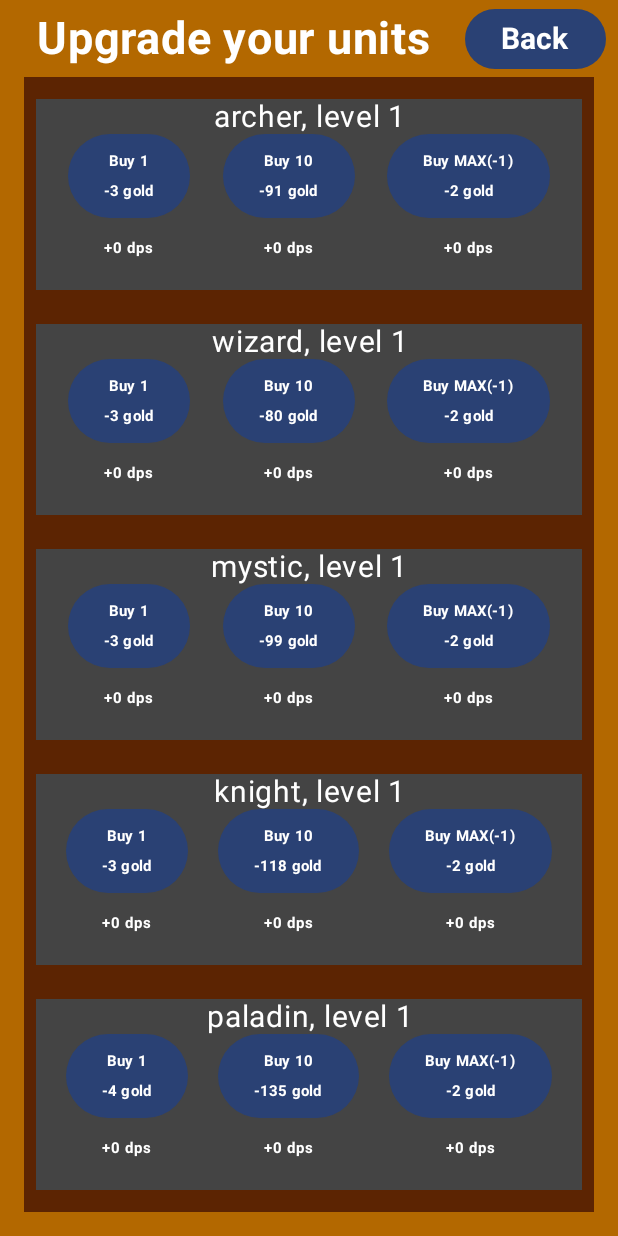
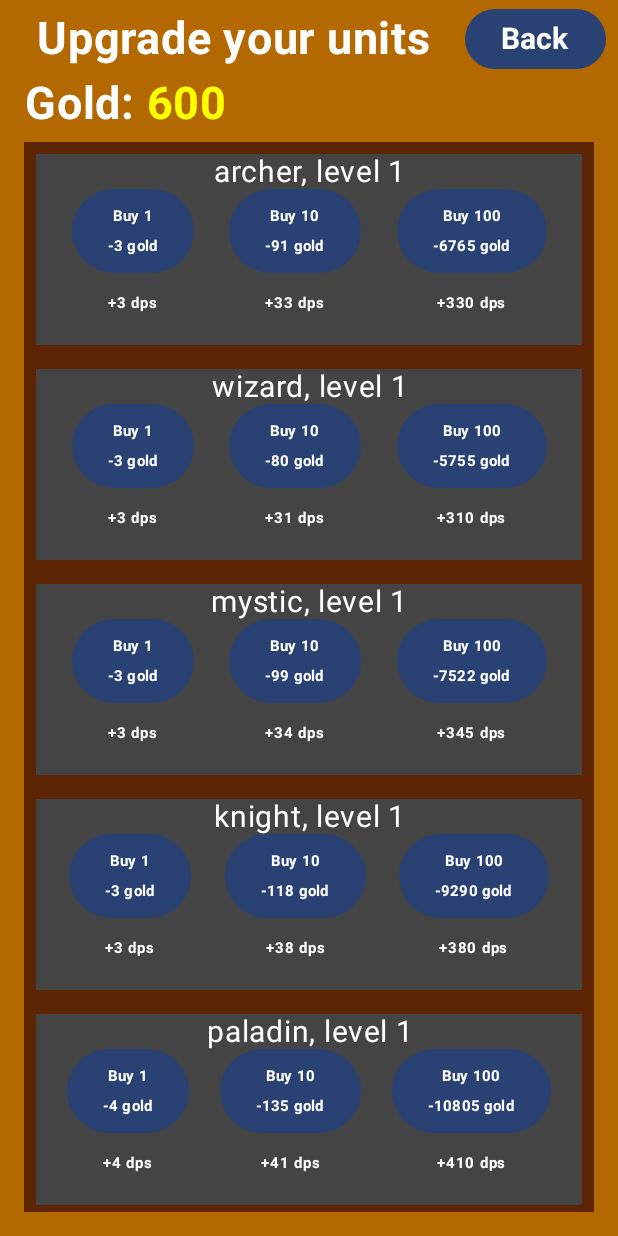
Before and after one commit to Remmy7/semestralnaPraca_VAMZ, an Android app built with Jetpack Compose: the units_menu screen opened through its navigation route, on a phone screen of 412 x 824 dp. Run offline under Robolectric (Android 15) with nearby library versions, the phone set to English and light mode, and no system bars.

Commit message:
Finished first version of unit upgrades

```diff
--- a/app/src/main/java/com/example/semestralnapraca_vamz/ui/UnitsMenu.kt
+++ b/app/src/main/java/com/example/semestralnapraca_vamz/ui/UnitsMenu.kt
@@ -11,9 +11,11 @@ import androidx.compose.foundation.layout.fillMaxHeight
 import androidx.compose.foundation.layout.fillMaxSize
 import androidx.compose.foundation.layout.fillMaxWidth
 import androidx.compose.foundation.layout.padding
+import androidx.compose.foundation.layout.wrapContentSize
 import androidx.compose.foundation.layout.wrapContentWidth
 import androidx.compose.foundation.lazy.LazyColumn
 import androidx.compose.foundation.lazy.items
+import androidx.compose.foundation.lazy.itemsIndexed
 import androidx.compose.material3.Button
 import androidx.compose.material3.MaterialTheme
 import androidx.compose.material3.Text
@@ -25,8 +27,11 @@ import androidx.compose.ui.Modifier
 import androidx.compose.ui.graphics.Color
 import androidx.compose.ui.platform.LocalContext
 import androidx.compose.ui.res.painterResource
+import androidx.compose.ui.text.SpanStyle
+import androidx.compose.ui.text.buildAnnotatedString
 import androidx.compose.ui.text.font.FontWeight
 import androidx.compose.ui.text.style.TextAlign
+import androidx.compose.ui.text.withStyle
 import androidx.compose.ui.tooling.preview.Devices
 import androidx.compose.ui.tooling.preview.Preview
 import androidx.compose.ui.unit.dp
@@ -55,11 +60,7 @@ fun UnitsMenuContent(
     navController: NavController,
     context: Context
 ) {
-    if (isLandscape) {
-        LandscapeLayout(viewModel, navController, context)
-    } else {
-        PortraitLayout(viewModel, navController, context)
-    }
+    PortraitLayout(viewModel, navController, context)
 }
 
 @Composable
@@ -103,22 +104,45 @@ fun PortraitLayout(
             modifier = Modifier
                 .fillMaxSize()
                 .background(Color(0xFFB36800))
+
         ) {
-            Column(
+            val coloredString = buildAnnotatedString {
+                withStyle(style = SpanStyle(color = Color.White)) {
+                    append("Gold: ")
+                }
+                withStyle(style = SpanStyle(color = Color.Yellow)) {
+                    append(viewModel.gold.value.toString())
+                }
+            }
+            Text(
+                text = coloredString,
+                modifier = Modifier
+                    .padding(bottom = 8.dp,start=16.dp)
+                    .wrapContentSize(Alignment.Center),
+                style = MaterialTheme.typography.bodyLarge.copy(fontSize = 30.sp),
+                color = Color.White,
+                fontWeight = FontWeight.Bold,
+                textAlign = TextAlign.Center
+            )
+            LazyColumn(
                 modifier = Modifier
                     .fillMaxHeight()
                     .fillMaxWidth()
                     .padding(start = 16.dp, end = 16.dp, bottom = 16.dp)
                     .background(Color(0xFF5C2402)),
                 verticalArrangement = Arrangement.SpaceEvenly
-            )
-            {
-                buyLayout(viewModel, context, "archer", viewModel.archerLevel)
-                buyLayout(viewModel, context, "wizard", viewModel.wizardLevel)
-                buyLayout(viewModel, context, "mystic", viewModel.mysticLevel)
-                buyLayout(viewModel, context, "knight", viewModel.knightLevel)
-                buyLayout(viewModel, context, "paladin", viewModel.paladinLevel)
+            ) {
+                itemsIndexed(listOf(
+                    "archer" to viewModel.archerLevel,
+                    "wizard" to viewModel.wizardLevel,
+                    "mystic" to viewModel.mysticLevel,
+                    "knight" to viewModel.knightLevel,
+                    "paladin" to viewModel.paladinLevel
+                )) { index, (unitType, unitLevel) ->
+                    buyLayout(viewModel, context, unitType, unitLevel)
+                }
             }
+
         }
     }
 }
@@ -166,7 +190,7 @@ fun buyLayout(
         ) {
             buttonLayout(viewModel,unitType, 1)
             buttonLayout(viewModel,unitType, 10)
-            buttonLayout(viewModel,unitType, -1)
+            buttonLayout(viewModel,unitType, 100)
         }
     }
 
@@ -182,7 +206,7 @@ fun buttonLayout(
         val (price, amount) = viewModel.calculateMaxPurcharsable(unitType)
         Column {
             Button(
-                onClick = { viewModel.buyAmountOfUnits(unitType, amountBought) }
+                onClick = { viewModel.buyAmountOfUnits(unitType, amount) }
             ) {
                 Column {
                     Box(
@@ -243,12 +267,12 @@ fun buttonLayout(
                     }
                 }
             }
-
+            val dps = viewModel.calculateDamageIncrease(unitType, amountBought)
             Text(
                 modifier = Modifier
                     .align(Alignment.CenterHorizontally)
                     .padding(bottom = 16.dp, top = 8.dp),
-                text = "+${viewModel.calculateDamageIncrease(unitType, 1)} dps",
+                text = "+$dps dps",
                 fontSize = 10.sp,
                 fontWeight = FontWeight.Bold,
                 color = Color.White
--- a/app/src/main/java/com/example/semestralnapraca_vamz/viewModels/LegacyMenuViewModel.kt
+++ b/app/src/main/java/com/example/semestralnapraca_vamz/viewModels/LegacyMenuViewModel.kt
@@ -31,7 +31,8 @@ class LegacyMenuViewModel(context: Context) : ViewModel() {
             sharedPreferencesHelper.getLevel(pref) +
             sharedPreferencesHelper.getMonsterLevel(pref) +
             sharedPreferencesHelper.getMysticLevel(pref) +
-            sharedPreferencesHelper.getWizardLevel(pref)) / baseCalc - 1
+            sharedPreferencesHelper.getWizardLevel(pref) +
+            sharedPreferencesHelper.getPaladinLevel(pref)) / baseCalc - 1
 
         if (resetGame) {
             sharedPreferencesHelper.saveMonsterLevel(pref, 1)
@@ -44,6 +45,7 @@ class LegacyMenuViewModel(context: Context) : ViewModel() {
             sharedPreferencesHelper.saveWizardLevel(pref, 1)
             sharedPreferencesHelper.saveMysticLevel(pref, 1)
             sharedPreferencesHelper.saveKnightLevel(pref, 1)
+            sharedPreferencesHelper.savePaladinLevel(pref, 1)
 
         }
         return calculatedLeg.toInt()
--- a/app/src/main/java/com/example/semestralnapraca_vamz/viewModels/UnitsMenuViewModel.kt
+++ b/app/src/main/java/com/example/semestralnapraca_vamz/viewModels/UnitsMenuViewModel.kt
@@ -2,9 +2,12 @@ package com.example.semestralnapraca_vamz.viewModels
 
 import android.content.Context
 import android.content.SharedPreferences
+import android.media.MediaPlayer
 import androidx.compose.runtime.MutableState
 import androidx.compose.runtime.mutableIntStateOf
+import androidx.compose.ui.platform.LocalContext
 import androidx.lifecycle.ViewModel
+import com.example.semestralnapraca_vamz.R
 import com.example.semestralnapraca_vamz.SharedPreferencesHelper
 
 class UnitsMenuViewModel(context: Context) : ViewModel() {
@@ -27,7 +30,11 @@ class UnitsMenuViewModel(context: Context) : ViewModel() {
     val knightLevel: MutableState<Int> = _knightLevel
     private val _paladinLevel = mutableIntStateOf(3)
     val paladinLevel: MutableState<Int> = _paladinLevel
+    private val _gold = mutableIntStateOf(500)
+    val gold: MutableState<Int> = _gold
 
+
+    private val contextxd = context
     private val pref: SharedPreferences
     private val sharedPreferencesHelper: SharedPreferencesHelper
 
@@ -53,6 +60,7 @@ class UnitsMenuViewModel(context: Context) : ViewModel() {
         _mysticLevel.intValue = sharedPreferencesHelper.getMysticLevel(pref)
         _knightLevel.intValue = sharedPreferencesHelper.getKnightLevel(pref)
         _paladinLevel.intValue = sharedPreferencesHelper.getPaladinLevel(pref)
+        _gold.intValue = sharedPreferencesHelper.getGold(pref)
     }
 
     fun calculatePriceOneUnit(unitName: String, unitLevel: Int): Double {
@@ -76,15 +84,22 @@ class UnitsMenuViewModel(context: Context) : ViewModel() {
             "knight" -> multiplier = multiplierKnight
             "paladin" -> multiplier = multiplierPaladin
         }
+
+        /*var currDamage = 1.0
+        var totalDamage = 1.0
         var index = 0
-        var currDamage = 1.0
-        var totalDamage = 1.0
-        repeat (levels) {
-            if (index < currLevel) currDamage *= multiplier
-            totalDamage *= multiplier
+         repeat (currLevel + levels) {
+            if (index < currLevel) {
+                currDamage = Math.pow(currDamage, multiplier)
+            }
+            else {
+                if (totalDamage == 1.0) totalDamage=currDamage
+                totalDamage = Math.pow(totalDamage, multiplier)
+            }
             index++
         }
-        return (totalDamage-currDamage).toInt()
+        return (totalDamage-currDamage).toInt()*/
+        return (levels*multiplier).toInt() + getUnitCurrLevel(unitName) * 2 * levels
     }
 
     fun calculatePriceLoop(unitName: String, howMany: Int): Int {
@@ -96,28 +111,34 @@ class UnitsMenuViewModel(context: Context) : ViewModel() {
         }
         return returnVal.toInt()
     }
+    // Too slow
     fun calculateMaxPurcharsable(unitName: String): Pair<Int, Int> {
-        var currentGold = sharedPreferencesHelper.getGold(pref).toDouble()
+        return Pair(1,1)
+    }
+        /*var totalGold = sharedPreferencesHelper.getGold(pref).toDouble()
+        var currentGold = totalGold
+
         var currLevel = getUnitCurrLevel(unitName)
         var purcharsable = 0
         var totalPrice = 0.0
 
-        while (currentGold < totalPrice) {
+        while (currentGold > 0) {
             purcharsable++
             totalPrice += calculatePriceOneUnit(unitName, currLevel)
             currLevel++
         }
-        if (totalPrice != currentGold) {
-            totalPrice -= calculatePriceOneUnit(unitName, currLevel-1)
+        if (totalPrice > totalGold ) {
+            totalPrice -= calculatePriceOneUnit(unitName, currLevel)
             purcharsable--
-            currLevel--
         }
         return Pair(totalPrice.toInt(), purcharsable.toInt())
-    }
+    }*/
 
     fun buyAmountOfUnits(unitName: String, amount: Int) {
         var currentGold = sharedPreferencesHelper.getGold(pref).toDouble()
         var unitLevelCurr = getUnitCurrLevel(unitName)
+        var price = calculatePriceLoop(unitName, amount)
+        if(currentGold >= price) {
             when(unitName) {
                 "wizard" -> {sharedPreferencesHelper.saveWizardLevel(pref, unitLevelCurr + amount); _wizardLevel.intValue += amount}
                 "archer" -> {sharedPreferencesHelper.saveArcherLevel(pref, unitLevelCurr + amount); _archerLevel.intValue += amount}
@@ -125,6 +146,16 @@ class UnitsMenuViewModel(context: Context) : ViewModel() {
                 "knight" -> {sharedPreferencesHelper.saveKnightLevel(pref, unitLevelCurr + amount); _knightLevel.intValue += amount}
                 "paladin" -> {sharedPreferencesHelper.savePaladinLevel(pref, unitLevelCurr + amount); _paladinLevel.intValue += amount}
             }
+            sharedPreferencesHelper.saveGold(pref, currentGold.toInt() - price)
+            gold.value = currentGold.toInt() - price
+        } else {
+            val mediaPlayer = MediaPlayer.create(contextxd, R.raw.error_sound)
+            mediaPlayer.setOnCompletionListener {
+                mediaPlayer.release()
+            }
+            mediaPlayer.start()
+        }
+
     }
 
     fun getUnitCurrLevel(unitName: String): Int {
```
Lines whose indentation alone changed are shown as unchanged.
